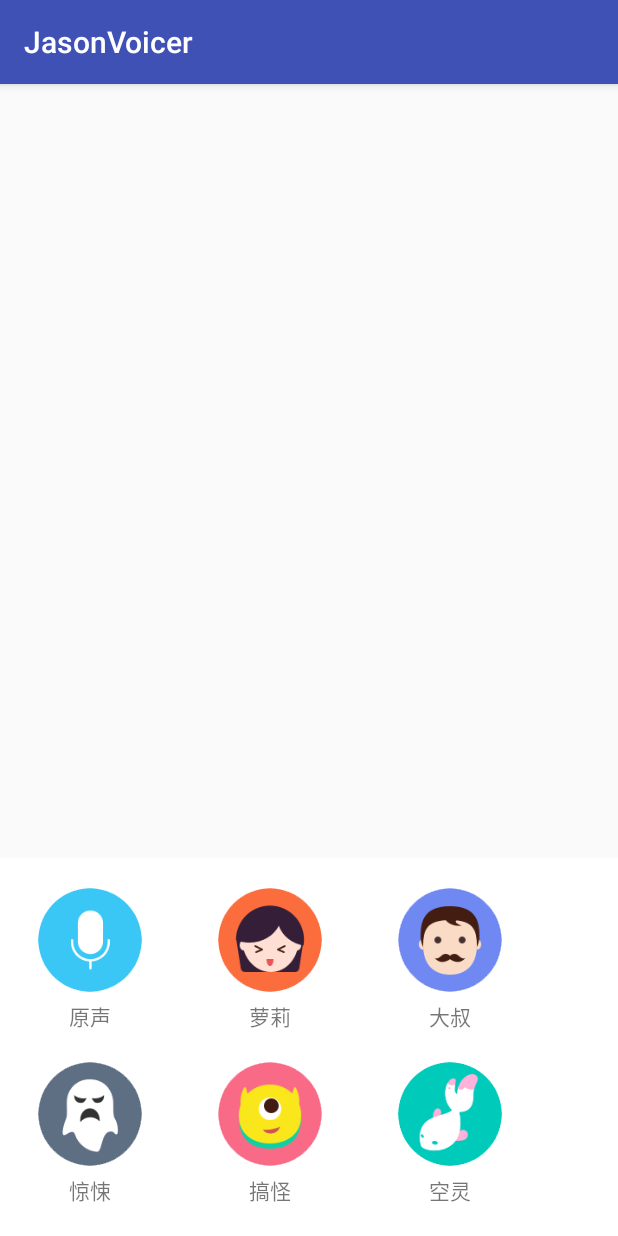
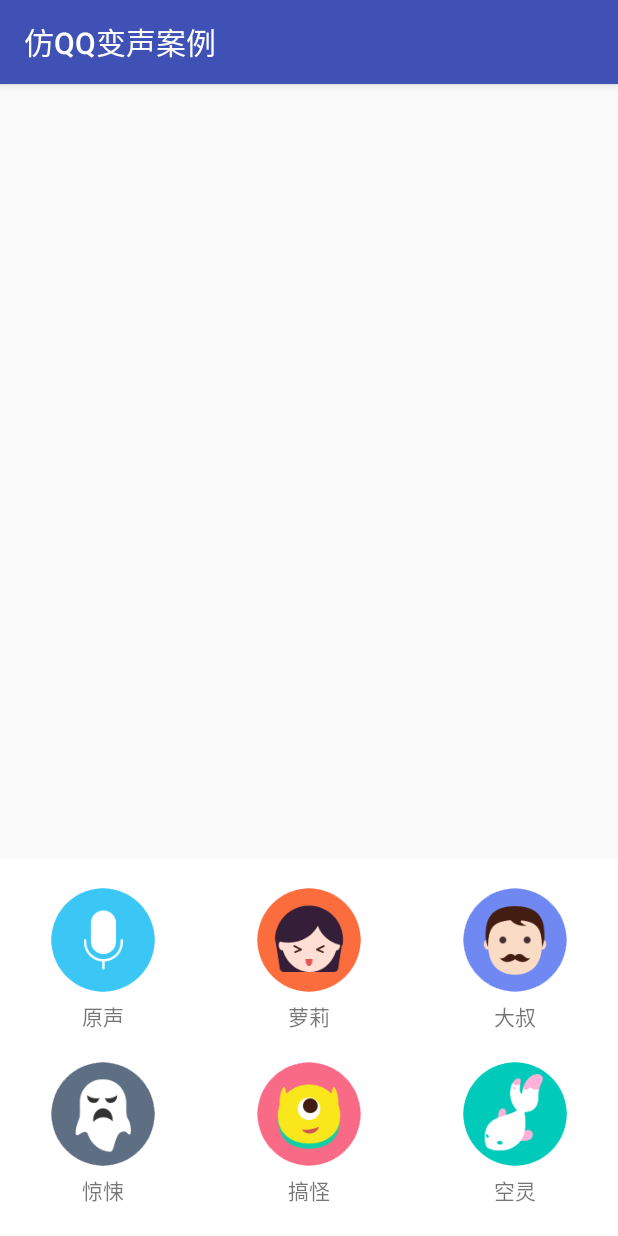
Before and after one commit to AxeChen/ChangeVoice, an Android app: the screen it shows after launch (MainActivity), on a phone screen of 412 x 824 dp. Run offline under Robolectric (Android 15) with nearby library versions, the phone set to English and light mode, and no system bars.

Commit message:
添加录音文件

```diff
--- a/app/src/main/AndroidManifest.xml
+++ b/app/src/main/AndroidManifest.xml
@@ -3,6 +3,8 @@
     package="com.mg.axechen.changevoice">
 
     <uses-permission android:name="android.permission.READ_EXTERNAL_STORAGE"/>
+    <uses-permission android:name="android.permission.WRITE_EXTERNAL_STORAGE"/>
+    <uses-permission android:name="android.permission.MOUNT_UNMOUNT_FILESYSTEMS"/>
 
     <application
         android:allowBackup="true"
--- a/app/src/main/java/com/mg/axechen/changevoice/MainActivity.java
+++ b/app/src/main/java/com/mg/axechen/changevoice/MainActivity.java
@@ -8,7 +8,11 @@ import android.view.View;
 import android.widget.TextView;
 import android.widget.Toast;
 
+import java.io.ByteArrayOutputStream;
 import java.io.File;
+import java.io.FileNotFoundException;
+import java.io.FileOutputStream;
+import java.io.InputStream;
 
 public class MainActivity extends AppCompatActivity {
 
@@ -16,39 +20,66 @@ public class MainActivity extends AppCompatActivity {
     protected void onCreate(Bundle savedInstanceState) {
         super.onCreate(savedInstanceState);
         setContentView(R.layout.activity_main);
+        new Thread(new Runnable() {
+            @Override
+            public void run() {
+                try {
+                    InputStream inputStream =  getResources().openRawResource(R.raw.voice);
+                    File file = new File(Environment.getExternalStorageDirectory().getPath(),"voice.wav");
+                    if(!file.exists()){
+                        file.createNewFile();
+                    }
+                    FileOutputStream fileOutputStream = new FileOutputStream(file);
+                    byte[] buffer = new byte[10];
+                    ByteArrayOutputStream outputStream = new ByteArrayOutputStream();
+                    int len = 0;
+                    while ((len=inputStream.read(buffer))!=-1){
+                        outputStream.write(buffer,0,len);
+                    }
+                    byte[] bs = outputStream.toByteArray();
+                    fileOutputStream.write(bs);
+                    outputStream.close();
+                    inputStream.close();
+                    fileOutputStream.flush();
+                    fileOutputStream.close();
+                } catch (Exception e) {
+                    e.printStackTrace();
+                    Log.i("getPath",e.getMessage());
+                }
+            }
+        }).start();
+
     }
 
     public void mFix(View view) {
-        String path = Environment.getExternalStorageDirectory().getAbsolutePath()+File.separator+"one.wav";
-        Log.i("getPath", path);
+        String path = Environment.getExternalStorageDirectory().getPath()+File.separator+"voice.wav";
+        Log.i("getPath",path);
         switch (view.getId()) {
             // 普通
             case R.id.btn_normal:
-                VoiceTools.changeVoice(path,0);
+                VoiceTools.changeVoice(path, 0);
                 break;
+            // 萝莉
+            case R.id.btn_luoli:
+                VoiceTools.changeVoice(path, 1);
+                break;// 萝莉
             // 大叔
             case R.id.btn_dashu:
-                VoiceTools.changeVoice(path,2);
+                VoiceTools.changeVoice(path, 2);
+                break;
+            // 惊悚
+            case R.id.btn_jingsong:
+                VoiceTools.changeVoice(path, 3);
                 break;
             // 搞怪
             case R.id.btn_gaoguai:
-                VoiceTools.changeVoice(path,4);
+                VoiceTools.changeVoice(path, 4);
+                break;
+            // 空灵
+            case R.id.btn_kongling:
+                VoiceTools.changeVoice(path, 5);
                 break;
 
-             // 惊悚
-            case R.id.btn_jingsong:
-                VoiceTools.changeVoice(path,3);
-                break;
-
-            // 空灵
-            case R.id.btn_kongling:
-                VoiceTools.changeVoice(path,5);
-                break;
-
-            // 萝莉
-            case R.id.btn_luoli:
-                VoiceTools.changeVoice(path,1);
-                break;
         }
 
     }
--- a/app/src/main/res/layout/activity_main.xml
+++ b/app/src/main/res/layout/activity_main.xml
@@ -12,7 +12,7 @@
         android:paddingBottom="20dp" >
 
         <LinearLayout
-            android:layout_width="wrap_content"
+            android:layout_width="match_parent"
             android:layout_height="wrap_content"
             android:orientation="horizontal"
             android:layout_marginTop="20dp">
@@ -20,6 +20,7 @@
             <LinearLayout
                 android:layout_width="wrap_content"
                 android:layout_height="wrap_content"
+                android:layout_weight="1"
                 android:orientation="vertical">
                 <ImageView
                     android:id="@+id/btn_normal"
@@ -34,6 +35,7 @@
             <LinearLayout
                 android:layout_width="wrap_content"
                 android:layout_height="wrap_content"
+                android:layout_weight="1"
                 android:orientation="vertical">
                 <ImageView
                     android:id="@+id/btn_luoli"
@@ -49,6 +51,7 @@
             <LinearLayout
                 android:layout_width="wrap_content"
                 android:layout_height="wrap_content"
+                android:layout_weight="1"
                 android:orientation="vertical">
                 <ImageView
                     android:id="@+id/btn_dashu"
@@ -62,7 +65,7 @@
         </LinearLayout>
 
         <LinearLayout
-            android:layout_width="wrap_content"
+            android:layout_width="match_parent"
             android:layout_height="wrap_content"
             android:orientation="horizontal"
             android:layout_marginTop="20dp">
@@ -70,6 +73,7 @@
             <LinearLayout
                 android:layout_width="wrap_content"
                 android:layout_height="wrap_content"
+                android:layout_weight="1"
                 android:orientation="vertical">
                 <ImageView
                     android:id="@+id/btn_jingsong"
@@ -84,6 +88,7 @@
             <LinearLayout
                 android:layout_width="wrap_content"
                 android:layout_height="wrap_content"
+                android:layout_weight="1"
                 android:orientation="vertical">
                 <ImageView
                     android:id="@+id/btn_gaoguai"
@@ -98,6 +103,7 @@
             <LinearLayout
                 android:layout_width="wrap_content"
                 android:layout_height="wrap_content"
+                android:layout_weight="1"
                 android:orientation="vertical">
                 <ImageView
                     android:id="@+id/btn_kongling"
--- a/app/src/main/res/values/strings.xml
+++ b/app/src/main/res/values/strings.xml
@@ -1,3 +1,3 @@
 <resources>
-    <string name="app_name">JasonVoicer</string>
+    <string name="app_name">仿QQ变声案例</string>
 </resources>
--- a/app/src/main/res/values/styles.xml
+++ b/app/src/main/res/values/styles.xml
@@ -11,15 +11,14 @@
     <style name="AudioImgStyle">
         <item name="android:layout_width">wrap_content</item>
         <item name="android:layout_height">wrap_content</item>
-        <item name="android:layout_marginLeft">25dp</item>
-        <item name="android:layout_marginRight">25dp</item>
+        <item name="android:layout_gravity">center</item>
     </style>
 
     <style name="AudioTextStyle">
-        <item name="android:layout_width">wrap_content</item>
+        <item name="android:layout_width">match_parent</item>
         <item name="android:layout_height">wrap_content</item>
         <item name="android:layout_marginTop">5dp</item>
-        <item name="android:layout_gravity">center_horizontal</item>
+        <item name="android:gravity">center</item>
     </style>
 
 </resources>
```
Also changed, not shown: 2 other files.
